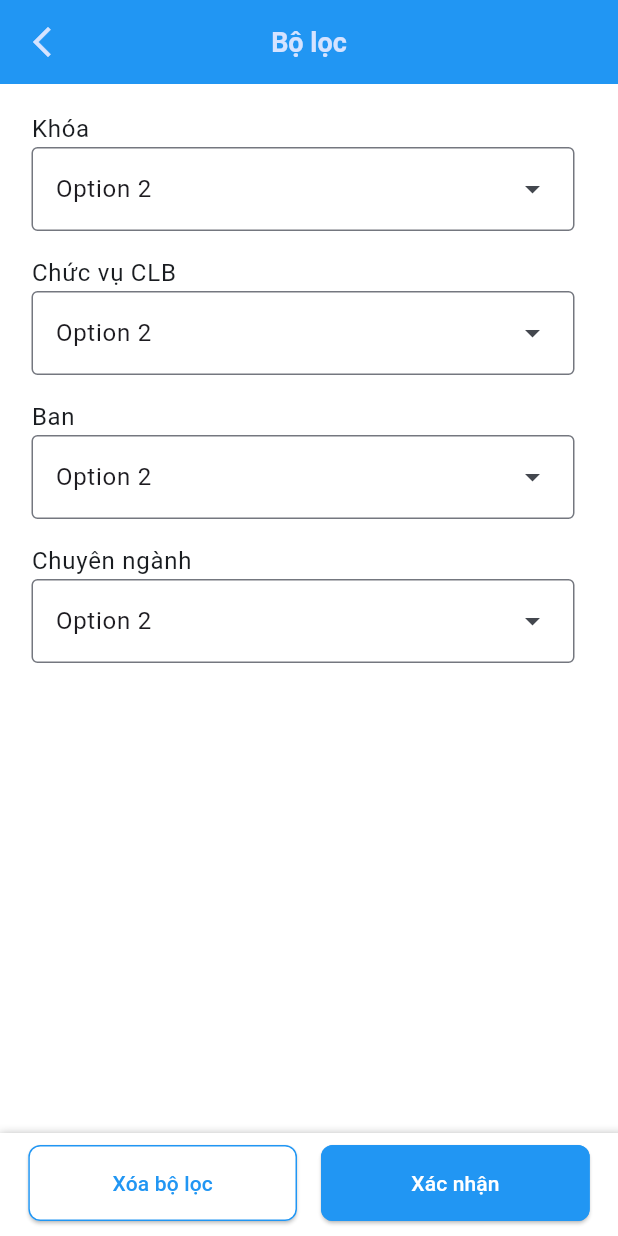
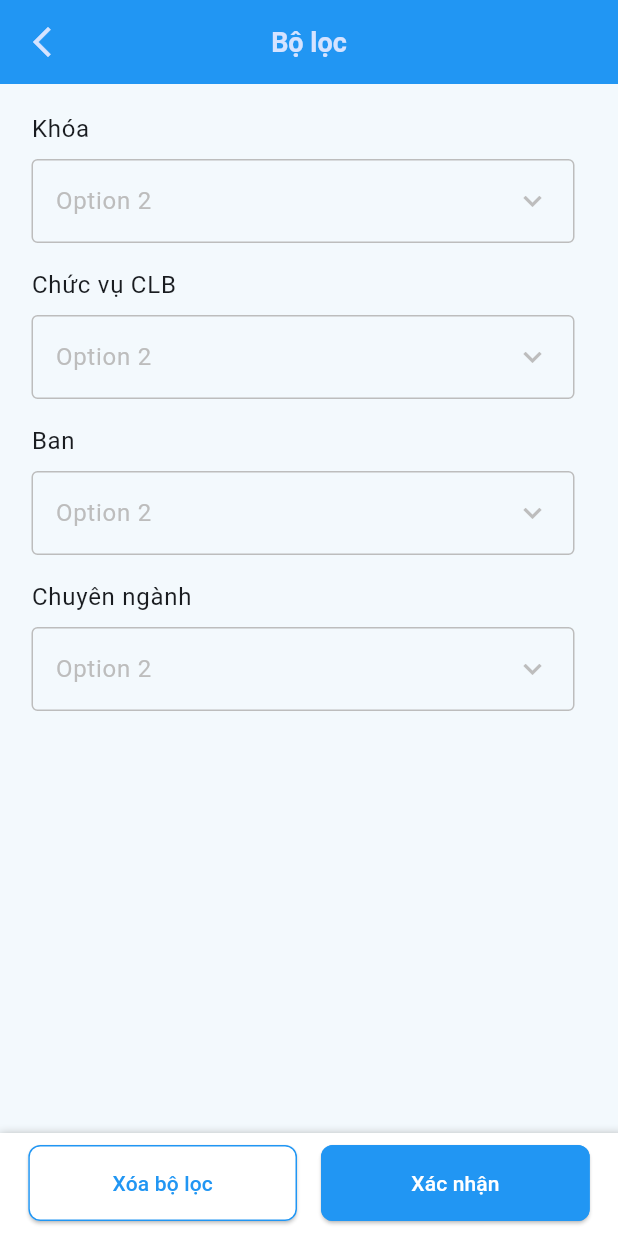
Before and after one commit to FU-DEVER-ORG/FU-DEVER-Dashboard-Mobile, a Flutter app: the FilterScreen screen opened directly, on a phone screen of 412 x 824 dp. Run offline on Flutter 3.47's test engine with Material 3 defaults, Android fonts, the phone set to English and light mode, and no system bars; our stand-ins replace flutter_svg, google_fonts, jwt_decoder, shared_preferences; accounts and stored records are empty; project files that could hold a hidden picture were left out.

Commit message:
fix UI in filter and home

```diff
--- a/lib/modules/screens/filters/filters.dart
+++ b/lib/modules/screens/filters/filters.dart
@@ -25,13 +25,13 @@ class _FilterScreenState extends State<FilterScreen> {
     double screenWidth = MediaQuery.of(context).size.width;
 
     return Scaffold(
-      backgroundColor: Color.fromARGB(1, 243, 249, 253),
+      backgroundColor: const Color.fromARGB(255, 243, 249, 253),
       appBar: AppBar(
         title: const Text("Bộ lọc"),
         centerTitle: true,
         leading: GestureDetector(
           onTap: (){Navigator.pop(context);},
-          child: Icon(Icons.arrow_back_ios_new),
+          child: const Icon(Icons.arrow_back_ios_new),
         ),
       ),
       bottomNavigationBar: Container(
@@ -87,14 +87,17 @@ class _FilterScreenState extends State<FilterScreen> {
         ),
       ),
       body: Container(
-        padding: EdgeInsets.symmetric(horizontal: 5,vertical: 10),
+        padding: const EdgeInsets.symmetric(horizontal: 5,vertical: 10),
         child: SingleChildScrollView(
           child: Column(
             mainAxisAlignment: MainAxisAlignment.start,
             crossAxisAlignment: CrossAxisAlignment.start,
             children: [
               ListTile(
-                title: const Text('Khóa'),
+                title: Padding(
+                  padding: const EdgeInsets.only(bottom: 8.0),
+                  child: const Text('Khóa'),
+                ),
                 subtitle: DropdownMenu<String>(
                   width: screenWidth*0.9,
                   initialSelection: dropdownValue,
@@ -105,6 +108,14 @@ class _FilterScreenState extends State<FilterScreen> {
                       });
                     }
                   },
+                  textStyle: TextStyle(color: Colors.grey.shade400),
+                  inputDecorationTheme: InputDecorationTheme(
+                      enabledBorder: OutlineInputBorder(
+                          borderSide: BorderSide(color: Colors.grey.shade400)
+                      )
+                  ),
+                  trailingIcon: Icon(Icons.expand_more,color: Colors.grey.shade400,),
+                  selectedTrailingIcon: Icon(Icons.expand_less,color: Colors.grey.shade400,),
                   dropdownMenuEntries:
                       list.map<DropdownMenuEntry<String>>((String value) {
                     return DropdownMenuEntry<String>(value: value, label: value);
@@ -112,7 +123,10 @@ class _FilterScreenState extends State<FilterScreen> {
                 ),
               ),
               ListTile(
-                title: const Text('Chức vụ CLB'),
+                title: Padding(
+                  padding: const EdgeInsets.only(bottom: 8.0),
+                  child: const Text('Chức vụ CLB'),
+                ),
                 subtitle: DropdownMenu<String>(
                   width: screenWidth*0.9,
                   initialSelection: dropdownValue,
@@ -123,6 +137,14 @@ class _FilterScreenState extends State<FilterScreen> {
                       });
                     }
                   },
+                  textStyle: TextStyle(color: Colors.grey.shade400),
+                  inputDecorationTheme: InputDecorationTheme(
+                      enabledBorder: OutlineInputBorder(
+                          borderSide: BorderSide(color: Colors.grey.shade400)
+                      )
+                  ),
+                  trailingIcon: Icon(Icons.expand_more,color: Colors.grey.shade400,),
+                  selectedTrailingIcon: Icon(Icons.expand_less,color: Colors.grey.shade400,),
                   dropdownMenuEntries:
                       list.map<DropdownMenuEntry<String>>((String value) {
                     return DropdownMenuEntry<String>(value: value, label: value);
@@ -130,7 +152,10 @@ class _FilterScreenState extends State<FilterScreen> {
                 ),
               ),
               ListTile(
-                title: const Text('Ban'),
+                title: Padding(
+                  padding: const EdgeInsets.only(bottom: 8.0),
+                  child: const Text('Ban'),
+                ),
                 subtitle: DropdownMenu<String>(
                   width: screenWidth*0.9,
                   initialSelection: dropdownValue,
@@ -141,6 +166,14 @@ class _FilterScreenState extends State<FilterScreen> {
                       });
                     }
                   },
+                  textStyle: TextStyle(color: Colors.grey.shade400),
+                  inputDecorationTheme: InputDecorationTheme(
+                      enabledBorder: OutlineInputBorder(
+                          borderSide: BorderSide(color: Colors.grey.shade400)
+                      )
+                  ),
+                  trailingIcon: Icon(Icons.expand_more,color: Colors.grey.shade400,),
+                  selectedTrailingIcon: Icon(Icons.expand_less,color: Colors.grey.shade400,),
                   dropdownMenuEntries:
                       list.map<DropdownMenuEntry<String>>((String value) {
                     return DropdownMenuEntry<String>(value: value, label: value);
@@ -148,7 +181,10 @@ class _FilterScreenState extends State<FilterScreen> {
                 ),
               ),
               ListTile(
-                title: const Text('Chuyên ngành'),
+                title: Padding(
+                  padding: const EdgeInsets.only(bottom: 8.0),
+                  child: const Text('Chuyên ngành'),
+                ),
                 subtitle: DropdownMenu<String>(
                   width: screenWidth*0.9,
                   initialSelection: dropdownValue,
@@ -159,6 +195,14 @@ class _FilterScreenState extends State<FilterScreen> {
                       });
                     }
                   },
+                  textStyle: TextStyle(color: Colors.grey.shade400),
+                  inputDecorationTheme: InputDecorationTheme(
+                    enabledBorder: OutlineInputBorder(
+                      borderSide: BorderSide(color: Colors.grey.shade400)
+                    )
+                  ),
+                  trailingIcon: Icon(Icons.expand_more,color: Colors.grey.shade400,),
+                  selectedTrailingIcon: Icon(Icons.expand_less,color: Colors.grey.shade400,),
                   dropdownMenuEntries:
                       list.map<DropdownMenuEntry<String>>((String value) {
                     return DropdownMenuEntry<String>(value: value, label: value);
--- a/lib/modules/screens/members/view_members.dart
+++ b/lib/modules/screens/members/view_members.dart
@@ -20,7 +20,7 @@ class _ProfileScreenState extends State<ViewMemberScreen> {
   @override
   Widget build(BuildContext context) {
     return Scaffold(
-      backgroundColor: Colors.blue.shade50,
+      backgroundColor: Color.fromARGB(255, 243, 249, 253),
       appBar: AppBar(
         title: const Text(
           'Xem thành viên',
--- a/lib/modules/themes/background_theme.dart
+++ b/lib/modules/themes/background_theme.dart
@@ -2,6 +2,7 @@ import 'package:flutter/material.dart';
 
 final kColorScheme = ColorScheme.fromSeed(
   seedColor: const Color.fromARGB(1, 37, 74, 122),
+  brightness: Brightness.light,
   background: Colors.white,
 );
 final kDarkColorScheme = ColorScheme.fromSeed(
```
Also changed, not shown: lib/modules/screens/home/home.dart (+24 -8 lines), assets/images/filter-no-members.svg (added).
